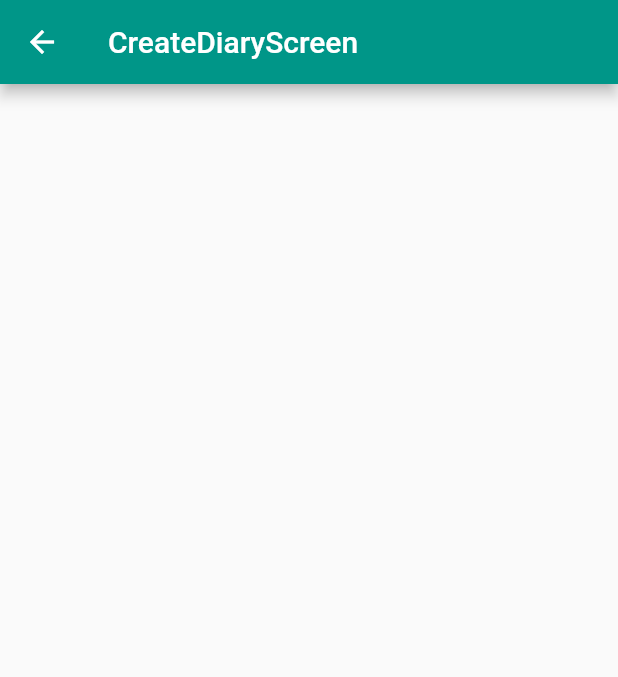
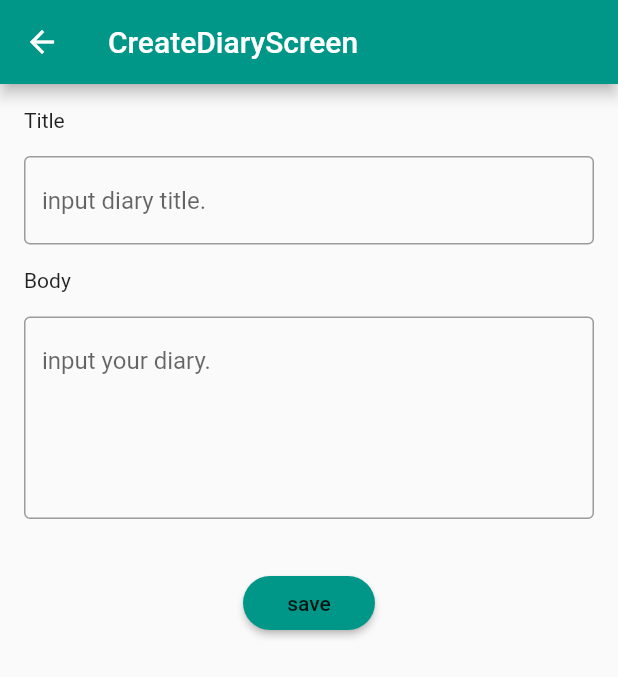
Before and after one commit to rmakiyama/flutter-playground, a Flutter app: the CreateEntryScreen screen opened directly, on a phone screen of 412 x 824 dp. Shown: the top 677 px of the screen. Run offline on Flutter 3.47's test engine with Material 2 defaults, Android fonts, the phone set to English and light mode, and no system bars; our stand-ins replace flutter_svg.

Commit message:
add model and ui

```diff
--- /dev/null
+++ b/lib/models/diary.dart
@@ -0,0 +1,18 @@
+import 'package:uuid/uuid.dart';
+
+class Diary {
+  final DiaryId id = DiaryId();
+  final String title;
+  final String body;
+  final DateTime createdAt = DateTime.now();
+  final DateTime updatedAt = DateTime.now();
+
+  Diary(
+    this.title,
+    this.body,
+  );
+}
+
+class DiaryId {
+  final String value = Uuid().v1();
+}
--- a/lib/ui/screens/create_entry_screen.dart
+++ b/lib/ui/screens/create_entry_screen.dart
@@ -1,12 +1,78 @@
 import 'package:flutter/material.dart';
 
-class CreateEntryScreen extends StatelessWidget {
+class CreateEntryScreen extends StatefulWidget {
+  @override
+  _CreateEntryScreenState createState() => _CreateEntryScreenState();
+}
+
+class _CreateEntryScreenState extends State<CreateEntryScreen> {
+  final TextEditingController _titleController = new TextEditingController();
+  final TextEditingController _bodyController = new TextEditingController();
+
   @override
   Widget build(BuildContext context) {
     return Scaffold(
       appBar: AppBar(
         title: Text("CreateDiaryScreen"),
       ),
+      body: SingleChildScrollView(
+        child: Container(
+          margin: EdgeInsets.only(top: 16.0, bottom: 16.0),
+          child: Column(
+            crossAxisAlignment: CrossAxisAlignment.start,
+            children: <Widget>[
+              Padding(
+                padding: const EdgeInsets.only(left: 16.0, right: 16.0),
+                child: Text("Title"),
+              ),
+              Padding(
+                padding: const EdgeInsets.all(16.0),
+                child: TextFormField(
+                  controller: _titleController,
+                  decoration: const InputDecoration(
+                    hintText: 'input diary title.',
+                    border: OutlineInputBorder(),
+                  ),
+                ),
+              ),
+              Padding(
+                padding: const EdgeInsets.only(left: 16.0, right: 16.0),
+                child: Text("Body"),
+              ),
+              Padding(
+                padding: const EdgeInsets.all(16.0),
+                child: TextFormField(
+                  minLines: 5,
+                  maxLines: 10,
+                  controller: _bodyController,
+                  decoration: const InputDecoration(
+                    hintText: 'input your diary.',
+                    border: OutlineInputBorder(),
+                  ),
+                ),
+              ),
+              Padding(
+                padding: const EdgeInsets.all(16.0),
+                child: Center(
+                  child: RaisedButton(
+                    onPressed: () {
+                      print(
+                        "title => ${_titleController.text},"
+                        " body => ${_bodyController.text}",
+                      );
+                    },
+                    color: Theme.of(context).accentColor,
+                    child: Text("save"),
+                    shape: RoundedRectangleBorder(
+                      borderRadius: BorderRadius.circular(24.0),
+                    ),
+                  ),
+                ),
+              )
+            ],
+          ),
+        ),
+      ),
     );
   }
 }
--- a/pubspec.yaml
+++ b/pubspec.yaml
@@ -12,6 +12,7 @@ dependencies:
 
   cupertino_icons: ^0.1.2
   flutter_svg: ^0.17.0
+  uuid: ^2.0.4
 
 dev_dependencies:
   flutter_test:
```
Also changed, not shown: pubspec.lock.
